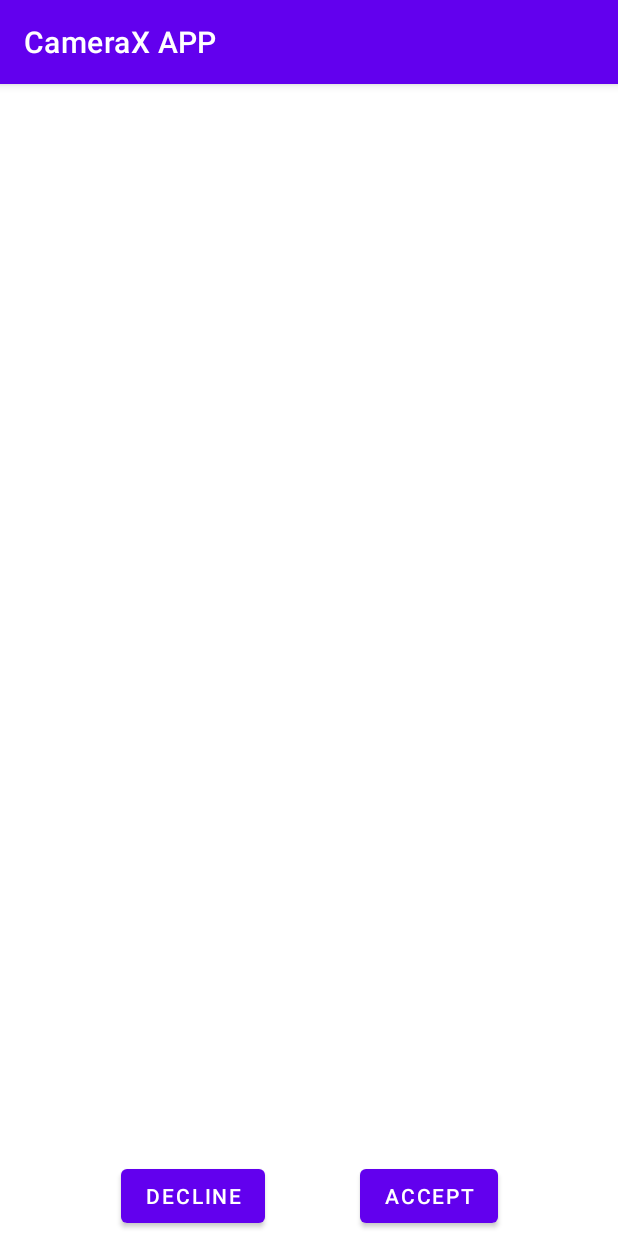
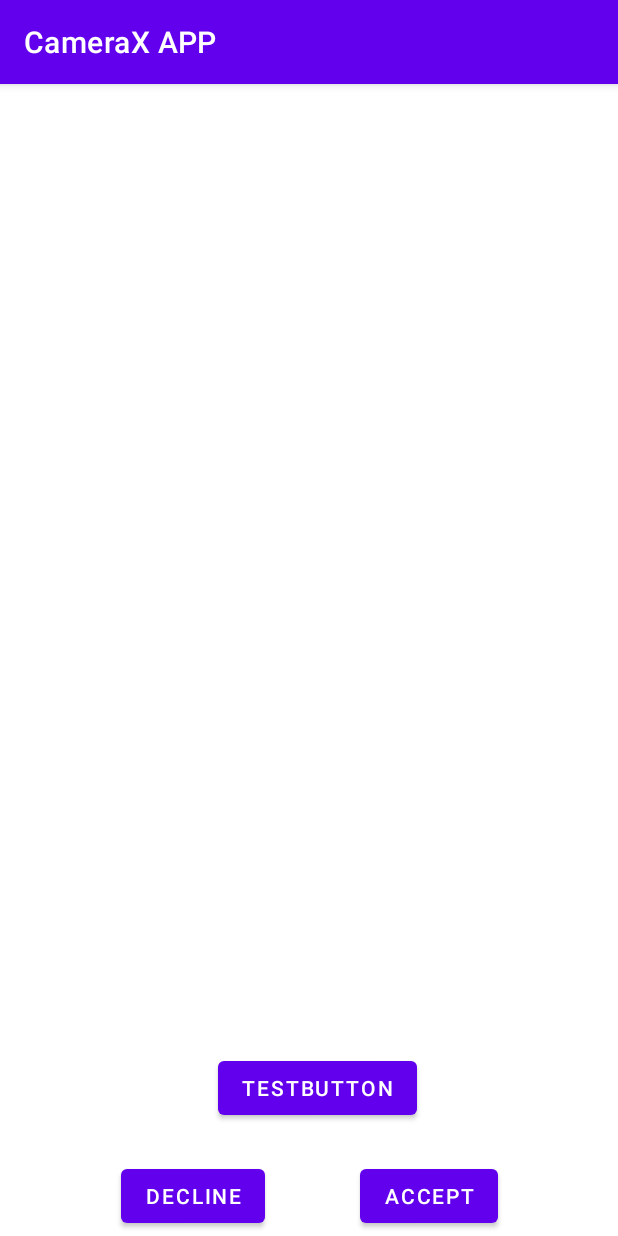
Before and after one commit to kasperbuurDK/CDIOandroidAPP, an Android app: the ResponseActivity2 screen opened directly, with no data from a screen before it, on a phone screen of 412 x 824 dp. Run offline under Robolectric (Android 15) with nearby library versions, the phone set to English and light mode, and no system bars; pictures from the network do not load; 1 statement that could not run was skipped.

Commit message:
working camera can change activity, and find image again can fetch some string from rss website

```diff
--- a/app/src/main/AndroidManifest.xml
+++ b/app/src/main/AndroidManifest.xml
@@ -4,7 +4,10 @@
 
     <uses-feature android:name="android.hardware.camera.any" />
 
+    <!-- permission for camera -->
     <uses-permission android:name="android.permission.CAMERA" />
+    <!-- permission for internet -->
+    <uses-permission android:name="android.permission.INTERNET" />
 
     <application
         android:allowBackup="true"
@@ -13,7 +16,7 @@
         android:roundIcon="@mipmap/ic_launcher_round"
         android:supportsRtl="true"
         android:theme="@style/Theme.CameraXAPP">
-        <activity android:name=".ResponseActivity2"></activity>
+        <activity android:name=".ResponseActivity2" />
         <activity android:name=".MainActivity">
             <intent-filter>
                 <action android:name="android.intent.action.MAIN" />
--- a/app/src/main/res/layout/activity_response2.xml
+++ b/app/src/main/res/layout/activity_response2.xml
@@ -8,9 +8,10 @@
 
     <ImageView
         android:id="@+id/imageView2"
-        android:layout_width="0dp"
-        android:layout_height="0dp"
+        android:layout_width="match_parent"
+        android:layout_height="match_parent"
         android:layout_marginBottom="140dp"
+        android:contentDescription="@string/response_image"
         app:layout_constraintBottom_toBottomOf="parent"
         app:layout_constraintEnd_toEndOf="parent"
         app:layout_constraintStart_toStartOf="parent"
@@ -40,4 +41,26 @@
         app:layout_constraintEnd_toEndOf="parent"
         app:layout_constraintStart_toEndOf="@+id/declineButton"
         app:layout_constraintTop_toBottomOf="@+id/imageView2" />
+
+    <Button
+        android:id="@+id/testButton"
+        android:layout_width="wrap_content"
+        android:layout_height="wrap_content"
+        android:layout_marginStart="164dp"
+        android:layout_marginEnd="153dp"
+        android:layout_marginBottom="24dp"
+        android:text="@string/testbutton"
+        app:layout_constraintBottom_toTopOf="@+id/declineButton"
+        app:layout_constraintEnd_toEndOf="parent"
+        app:layout_constraintStart_toStartOf="parent" />
+
+    <ProgressBar
+        android:id="@+id/progressBar"
+        style="?android:attr/progressBarStyle"
+        android:layout_width="wrap_content"
+        android:layout_height="wrap_content"
+        android:layout_marginStart="20dp"
+        app:layout_constraintBottom_toBottomOf="@+id/testButton"
+        app:layout_constraintStart_toEndOf="@+id/testButton"
+        app:layout_constraintTop_toTopOf="@+id/testButton" />
 </androidx.constraintlayout.widget.ConstraintLayout>
--- a/app/src/main/res/values/strings.xml
+++ b/app/src/main/res/values/strings.xml
@@ -1,7 +1,9 @@
 <resources>
     <string name="app_name">CameraX APP</string>
     <string name="take_photo">Take Photo</string>
-    <string name="testbutton">testButton</string>
+    <string name="switchButton">Answer screen</string>
     <string name="declineButton">Decline</string>
     <string name="acceptButton">Accept</string>
+    <string name="response_image">Response image from server</string>
+    <string name="testbutton">testButton</string>
 </resources>
```
Also changed, not shown: app/build.gradle (+7 -7 lines), app/src/main/java/com/CDIOgroup18/cameraxapp/MainActivity.kt (+49 -20 lines), app/src/main/java/com/CDIOgroup18/cameraxapp/ResponseActivity2.kt (+75 -14 lines), app/src/main/res/layout/activity_main.xml (+21 -15 lines).
